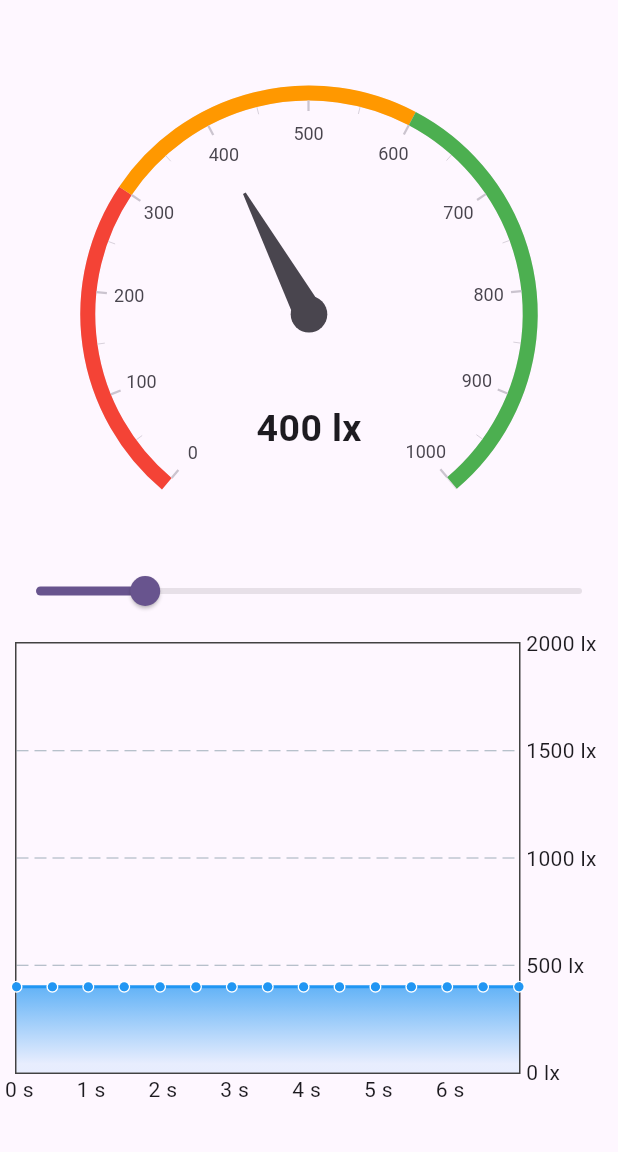
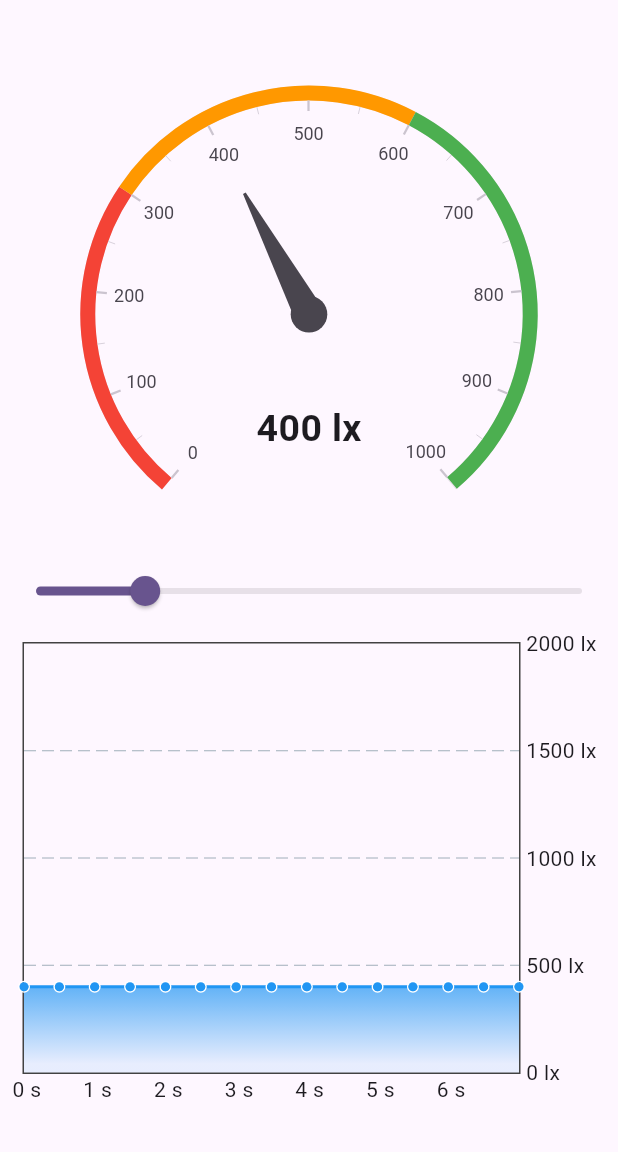
Before and after one commit to fdg2425/fdg_lux_meter, a Flutter app: the screen it shows after launch, on a phone screen of 412 x 824 dp, the part 84-1236 px from its top. Run offline on Flutter 3.47's test engine with Material 3 defaults, Android fonts, the phone set to English and light mode, and no system bars; drawn by our look-alikes of fl_chart, syncfusion_flutter_gauges; our stand-ins replace shared_preferences; missing offline and left inert: light.

Commit message:
a bit more padding on the left of the chart

```diff
--- a/lib/lux_chart.dart
+++ b/lib/lux_chart.dart
@@ -50,7 +50,7 @@ class _LuxChartState extends State<LuxChart> {
             // With a Column around the Padding the Expanded in main did not work -> chart was not shown ?!
             // Therefore I deleted the Column here
             child: Padding(
-              padding: const EdgeInsets.fromLTRB(10, 10, 10, 30),
+              padding: const EdgeInsets.fromLTRB(15, 10, 10, 30),
               child: LineChart(
                 duration: Duration.zero,
                 LineChartData(
```
